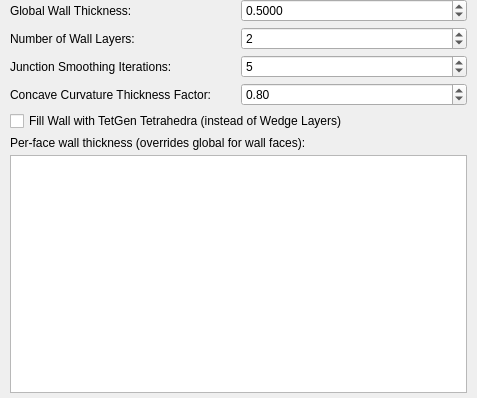
Qt form Code/Source/sv4gui/Plugins/org.sv.gui.qt.meshing/sv4gui_MeshEdit.ui (halfmoon0109/SimVascular) before a commit; both pictures show x 0 to 477 and y 397 to 795 of the 477 by 795 pixel window.
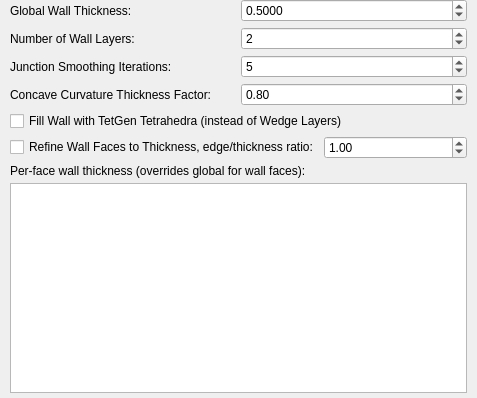
The same form after that commit. The open tabs and pages were chosen to show the change. Custom widgets are drawn as their Qt base class.

Commit message: [Claude] feat: 벽 면을 두께에 맞춰 쪼개고 BL 첫 켜만 함께 가르는 WallRefineRatio 옵션

The edit to the form file:
```diff
--- a/Code/Source/sv4gui/Plugins/org.sv.gui.qt.meshing/sv4gui_MeshEdit.ui
+++ b/Code/Source/sv4gui/Plugins/org.sv.gui.qt.meshing/sv4gui_MeshEdit.ui
@@ -2187,6 +2187,56 @@
                </property>
               </widget>
              </item>
+             <item>
+              <widget class="QWidget" name="widget_wallRefine" native="true">
+               <layout class="QHBoxLayout" name="horizontalLayout_wallRefine">
+                <property name="spacing">
+                 <number>5</number>
+                </property>
+                <property name="leftMargin">
+                 <number>0</number>
+                </property>
+                <property name="topMargin">
+                 <number>0</number>
+                </property>
+                <property name="rightMargin">
+                 <number>0</number>
+                </property>
+                <property name="bottomMargin">
+                 <number>0</number>
+                </property>
+                <item>
+                 <widget class="QCheckBox" name="checkBoxWallRefine">
+                  <property name="toolTip">
+                   <string>&lt;html&gt;&lt;head/&gt;&lt;body&gt;&lt;p&gt;With the TetGen fill: split each wall face's triangles in four until their mean edge is under the ratio times the face's wall thickness, cutting only the fluid boundary layer cells on the split edges. The wall's prism layers then keep their shape (their smallest dihedral is near atan((thickness / layers) / edge)) while the fluid mesh can stay as coarse as the flow needs. The fluid and wall still share every interface node. Off, or a ratio of 0, leaves the faces as meshed; a ratio of 1 reproduces a fluid mesh sized to the thickness.&lt;/p&gt;&lt;/body&gt;&lt;/html&gt;</string>
+                  </property>
+                  <property name="text">
+                   <string>Refine Wall Faces to Thickness, edge/thickness ratio:</string>
+                  </property>
+                 </widget>
+                </item>
+                <item>
+                 <widget class="QDoubleSpinBox" name="dsbWallRefineRatio">
+                  <property name="decimals">
+                   <number>2</number>
+                  </property>
+                  <property name="minimum">
+                   <double>0.100000000000000</double>
+                  </property>
+                  <property name="maximum">
+                   <double>10.000000000000000</double>
+                  </property>
+                  <property name="singleStep">
+                   <double>0.100000000000000</double>
+                  </property>
+                  <property name="value">
+                   <double>1.000000000000000</double>
+                  </property>
+                 </widget>
+                </item>
+               </layout>
+              </widget>
+             </item>
              <item>
               <widget class="QLabel" name="label_wallThicknessTable">
                <property name="text">
```
The commit also changes 7 other files.
